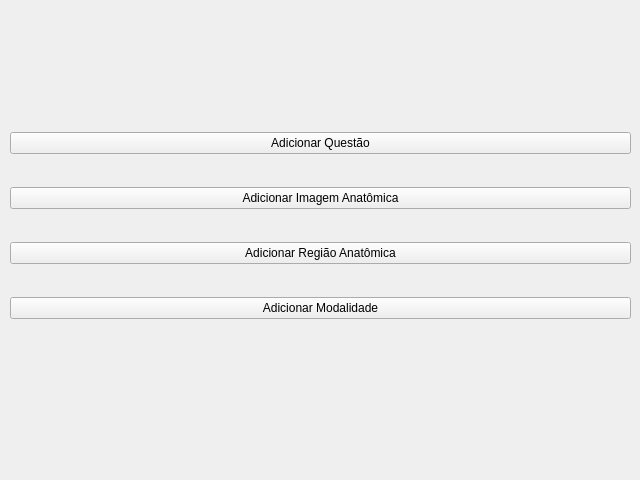
caiovosilva/anatomy, file anatomy/entrieswindow.ui: the form before one commit.
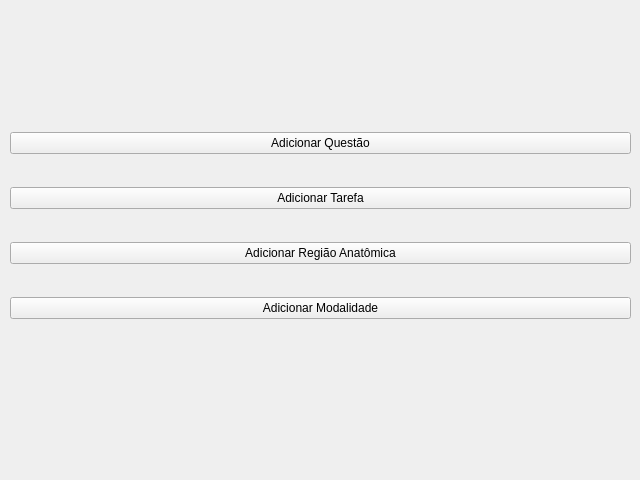
The form after the commit.

Commit message: code refactoring e persistencia de tarefa

What changed in the file:
```diff
--- a/anatomy/entrieswindow.ui
+++ b/anatomy/entrieswindow.ui
@@ -33,7 +33,7 @@
     <item>
      <widget class="QPushButton" name="newAnatomyImageButton">
       <property name="text">
-       <string>Adicionar Imagem Anatômica</string>
+       <string>Adicionar Tarefa</string>
       </property>
      </widget>
     </item>
```
Left out of the diff: 2 changed lines with no effect on the pictures. The commit also changes 38 other files.
